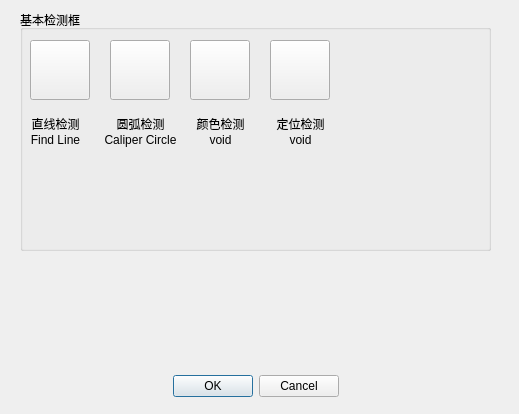
Before: the Qt Designer form VisionDetect/InspWindowSelectDialog.ui in chuandongxu/AOI, drawn with Qt 5.
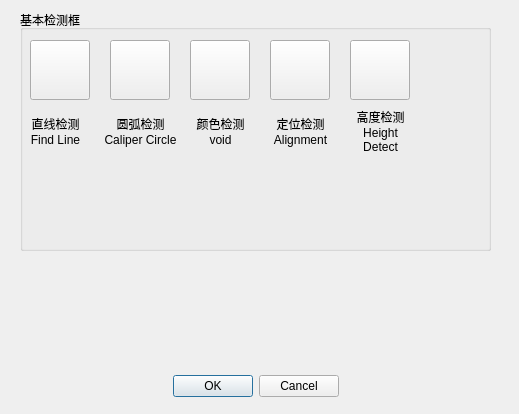
After: the same form once the commit is applied. Icons and pictures are not drawn.

Commit message:
Height Detect Widget
1. Add Height measure window func;
2. Add height base window func;
3. Saving the height detect params.
4. Add measure and base relations.
5. tryInsp not developped.....(no 3D data)

```diff
--- a/VisionDetect/InspWindowSelectDialog.ui
+++ b/VisionDetect/InspWindowSelectDialog.ui
@@ -162,7 +162,7 @@
      </rect>
     </property>
     <property name="text">
-     <string>定位检测  void</string>
+     <string>定位检测  Alignment</string>
     </property>
     <property name="alignment">
      <set>Qt::AlignCenter</set>
@@ -194,6 +194,48 @@
      </size>
     </property>
    </widget>
+   <widget class="QPushButton" name="btnHeightDetectWindow">
+    <property name="geometry">
+     <rect>
+      <x>330</x>
+      <y>30</y>
+      <width>60</width>
+      <height>60</height>
+     </rect>
+    </property>
+    <property name="text">
+     <string/>
+    </property>
+    <property name="icon">
+     <iconset>
+      <normaloff>image/HeightDetect.png</normaloff>image/HeightDetect.png</iconset>
+    </property>
+    <property name="iconSize">
+     <size>
+      <width>60</width>
+      <height>60</height>
+     </size>
+    </property>
+   </widget>
+   <widget class="QLabel" name="labelHeightDetectWindow">
+    <property name="geometry">
+     <rect>
+      <x>330</x>
+      <y>100</y>
+      <width>61</width>
+      <height>41</height>
+     </rect>
+    </property>
+    <property name="text">
+     <string>高度检测  Height Detect</string>
+    </property>
+    <property name="alignment">
+     <set>Qt::AlignCenter</set>
+    </property>
+    <property name="wordWrap">
+     <bool>true</bool>
+    </property>
+   </widget>
   </widget>
   <widget class="QDialogButtonBox" name="buttonBox">
    <property name="geometry">
```
The commit also changes 13 other files.
